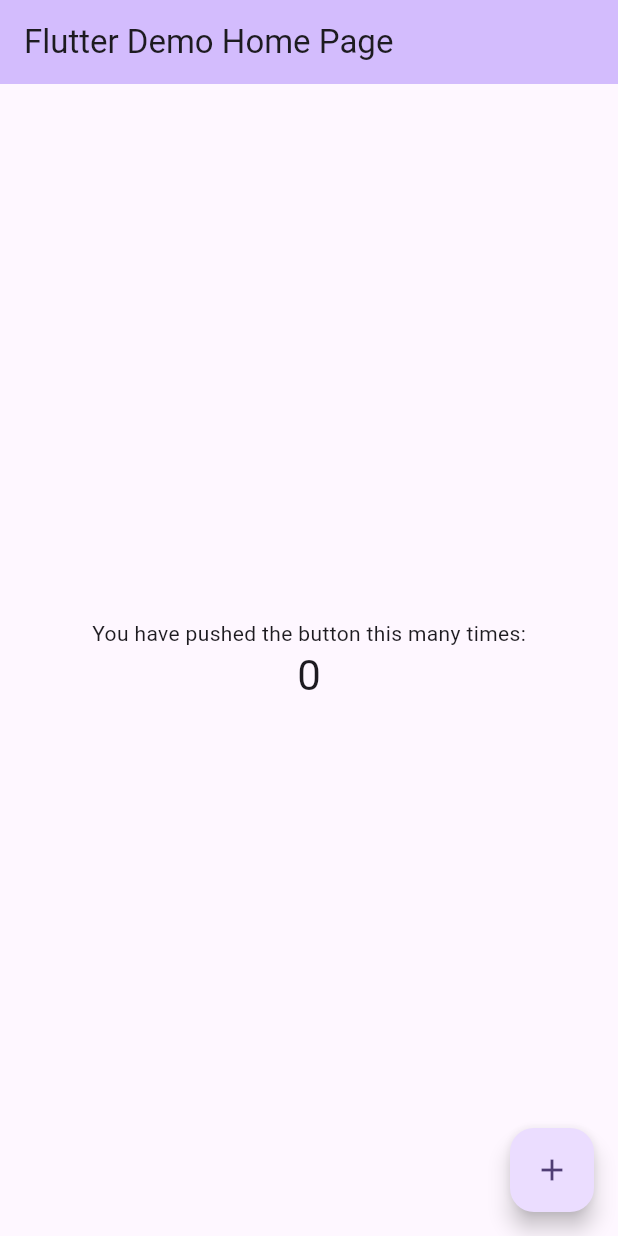
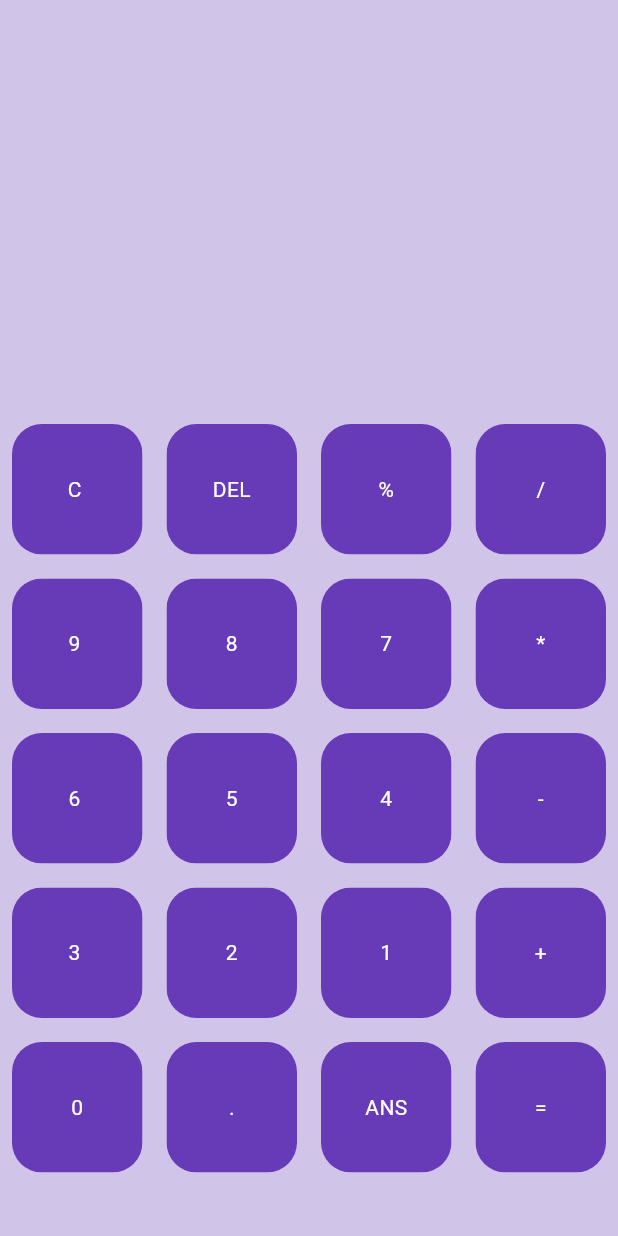
Before and after one commit to YMB01/calculator, a Flutter app: the screen it shows after launch, on a phone screen of 412 x 824 dp. Run offline on Flutter 3.47's test engine with Material 3 defaults, Android fonts, the phone set to English and light mode, and no system bars.

Commit message:
UI part 1

```diff
--- /dev/null
+++ b/lib/buttons.dart
@@ -0,0 +1,27 @@
+import 'package:flutter/material.dart';
+
+class MyButton extends StatelessWidget {
+  final color;
+  final textColor;
+  final String buttonText;
+  MyButton({this.color, this.textColor, required this.buttonText});
+
+  @override
+  Widget build(BuildContext context) {
+    return Padding(
+      padding: const EdgeInsets.all(8.0),
+      child: ClipRRect(
+        borderRadius: BorderRadius.circular(20),
+        child: Container(
+          color: color,
+          child: Center(
+            child: Text(
+              buttonText,
+              style: TextStyle(color: textColor),
+            ),
+          ),
+        ),
+      ),
+    );
+  }
+}
--- a/lib/main.dart
+++ b/lib/main.dart
@@ -1,3 +1,4 @@
+import 'package:calculator/buttons.dart';
 import 'package:flutter/material.dart';
 
 void main() {
@@ -7,119 +8,70 @@ void main() {
 class MyApp extends StatelessWidget {
   const MyApp({super.key});
 
-  // This widget is the root of your application.
   @override
   Widget build(BuildContext context) {
-    return MaterialApp(
-      title: 'Flutter Demo',
-      theme: ThemeData(
-        // This is the theme of your application.
-        //
-        // TRY THIS: Try running your application with "flutter run". You'll see
-        // the application has a purple toolbar. Then, without quitting the app,
-        // try changing the seedColor in the colorScheme below to Colors.green
-        // and then invoke "hot reload" (save your changes or press the "hot
-        // reload" button in a Flutter-supported IDE, or press "r" if you used
-        // the command line to start the app).
-        //
-        // Notice that the counter didn't reset back to zero; the application
-        // state is not lost during the reload. To reset the state, use hot
-        // restart instead.
-        //
-        // This works for code too, not just values: Most code changes can be
-        // tested with just a hot reload.
-        colorScheme: ColorScheme.fromSeed(seedColor: Colors.deepPurple),
-        useMaterial3: true,
-      ),
-      home: const MyHomePage(title: 'Flutter Demo Home Page'),
+    return const MaterialApp(
+      debugShowCheckedModeBanner: false,
+      home: Homepage(),
     );
   }
 }
 
-class MyHomePage extends StatefulWidget {
-  const MyHomePage({super.key, required this.title});
-
-  // This widget is the home page of your application. It is stateful, meaning
-  // that it has a State object (defined below) that contains fields that affect
-  // how it looks.
-
-  // This class is the configuration for the state. It holds the values (in this
-  // case the title) provided by the parent (in this case the App widget) and
-  // used by the build method of the State. Fields in a Widget subclass are
-  // always marked "final".
-
-  final String title;
+class Homepage extends StatefulWidget {
+  const Homepage({super.key});
 
   @override
-  State<MyHomePage> createState() => _MyHomePageState();
+  State<Homepage> createState() => _HomepageState();
 }
 
-class _MyHomePageState extends State<MyHomePage> {
-  int _counter = 0;
-
-  void _incrementCounter() {
-    setState(() {
-      // This call to setState tells the Flutter framework that something has
-      // changed in this State, which causes it to rerun the build method below
-      // so that the display can reflect the updated values. If we changed
-      // _counter without calling setState(), then the build method would not be
-      // called again, and so nothing would appear to happen.
-      _counter++;
-    });
-  }
-
+class _HomepageState extends State<Homepage> {
+  final List<String> buttons = [
+    'C ',
+    'DEL',
+    '%',
+    '/',
+    '9 ',
+    '8',
+    '7',
+    '*',
+    '6 ',
+    '5',
+    '4',
+    '-',
+    '3 ',
+    '2',
+    '1',
+    '+',
+    '0',
+    '.',
+    'ANS',
+    '=',
+  ];
   @override
   Widget build(BuildContext context) {
-    // This method is rerun every time setState is called, for instance as done
-    // by the _incrementCounter method above.
-    //
-    // The Flutter framework has been optimized to make rerunning build methods
-    // fast, so that you can just rebuild anything that needs updating rather
-    // than having to individually change instances of widgets.
     return Scaffold(
-      appBar: AppBar(
-        // TRY THIS: Try changing the color here to a specific color (to
-        // Colors.amber, perhaps?) and trigger a hot reload to see the AppBar
-        // change color while the other colors stay the same.
-        backgroundColor: Theme.of(context).colorScheme.inversePrimary,
-        // Here we take the value from the MyHomePage object that was created by
-        // the App.build method, and use it to set our appbar title.
-        title: Text(widget.title),
+      backgroundColor: Colors.deepPurple[100],
+      body: Column(
+        children: [
+          Expanded(child: Container()),
+          Expanded(
+            flex: 2,
+            child: Container(
+              child: GridView.builder(
+                  itemCount: buttons.length,
+                  gridDelegate: SliverGridDelegateWithFixedCrossAxisCount(
+                      crossAxisCount: 4),
+                  itemBuilder: (BuildContext context, int index) {
+                    return MyButton(
+                      buttonText: buttons[index],
+                      textColor: Colors.white,
+                      color: Colors.deepPurple,
+                    );
+                  }),
+            ),
+          ),
+        ],
       ),
-      body: Center(
-        // Center is a layout widget. It takes a single child and positions it
-        // in the middle of the parent.
-        child: Column(
-          // Column is also a layout widget. It takes a list of children and
-          // arranges them vertically. By default, it sizes itself to fit its
-          // children horizontally, and tries to be as tall as its parent.
-          //
-          // Column has various properties to control how it sizes itself and
-          // how it positions its children. Here we use mainAxisAlignment to
-          // center the children vertically; the main axis here is the vertical
-          // axis because Columns are vertical (the cross axis would be
-          // horizontal).
-          //
-          // TRY THIS: Invoke "debug painting" (choose the "Toggle Debug Paint"
-          // action in the IDE, or press "p" in the console), to see the
-          // wireframe for each widget.
-          mainAxisAlignment: MainAxisAlignment.center,
-          children: <Widget>[
-            const Text(
-              'You have pushed the button this many times:',
-            ),
-            Text(
-              '$_counter',
-              style: Theme.of(context).textTheme.headlineMedium,
-            ),
-          ],
-        ),
-      ),
-      floatingActionButton: FloatingActionButton(
-        onPressed: _incrementCounter,
-        tooltip: 'Increment',
-        child: const Icon(Icons.add),
-      ), // This trailing comma makes auto-formatting nicer for build methods.
     );
   }
 }
```
